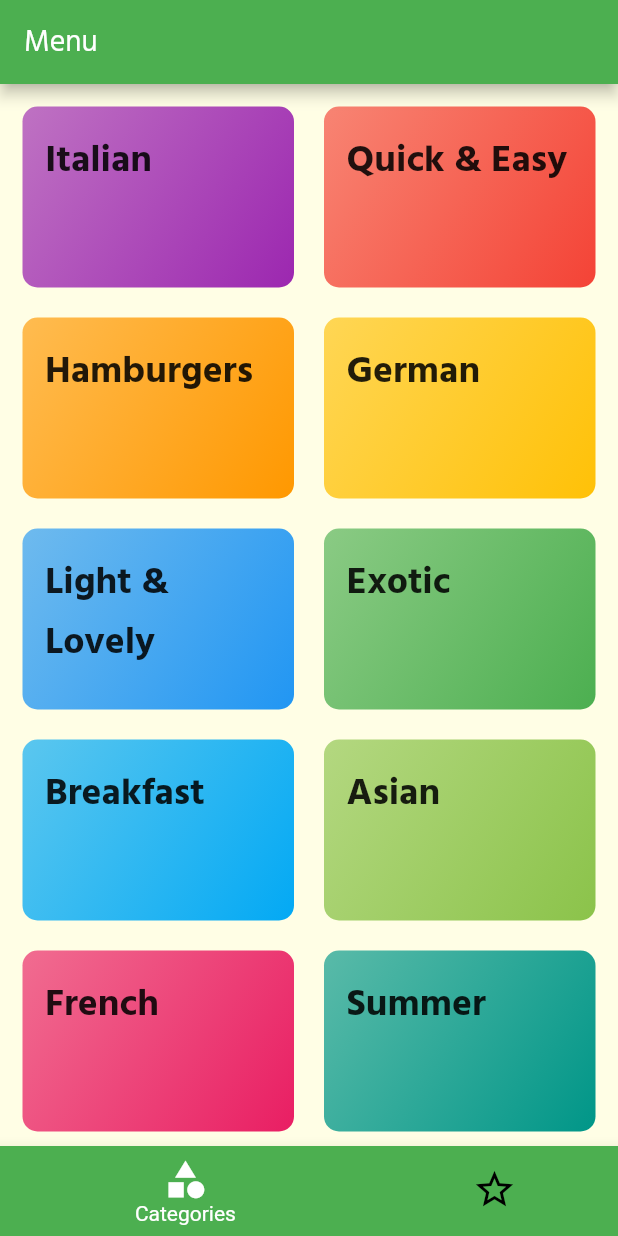
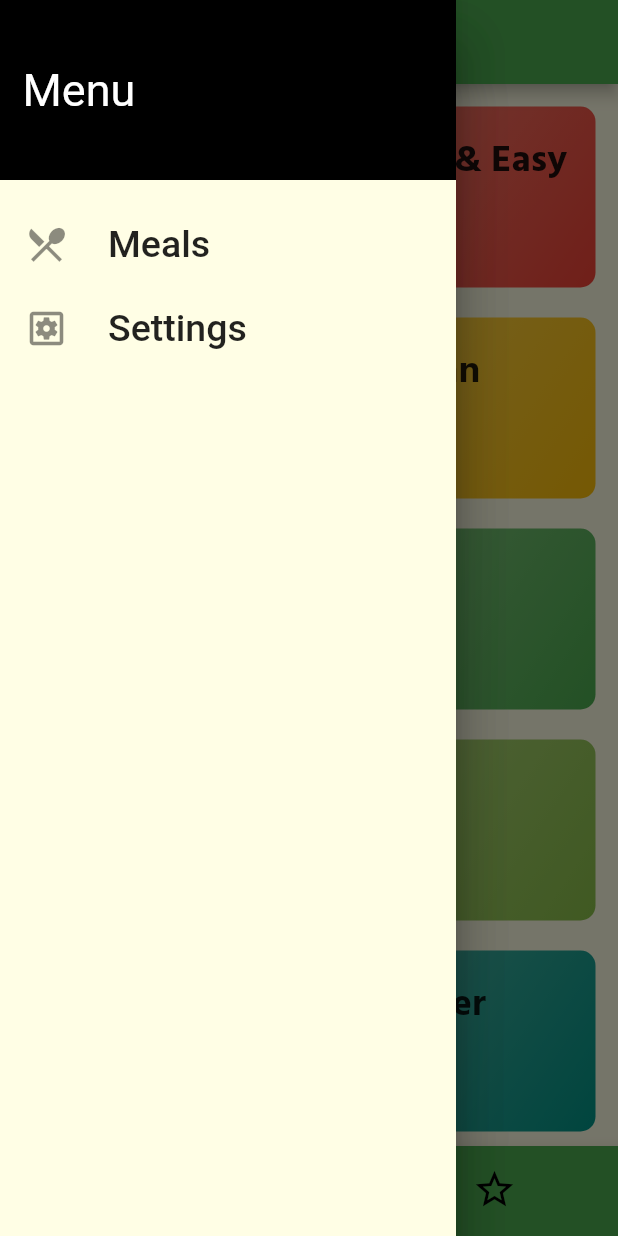
Before and after one commit to DimaMamaev/flutter-nav, a Flutter app: the screen it shows after launch, with the side drawer open (before the commit the screen has no drawer), on a phone screen of 412 x 824 dp. Run offline on Flutter 3.47's test engine with Material 2 defaults, Android fonts, the phone set to English and light mode, and no system bars.

Commit message:
added drawer menu

```diff
--- /dev/null
+++ b/lib/components/main-drawer/main-drawer.dart
@@ -0,0 +1,48 @@
+import 'package:flutter/material.dart';
+
+class MainDrawer extends StatelessWidget {
+  Widget buildMenuItem(String title, IconData iconName) {
+    return ListTile(
+      leading: Icon(
+        iconName,
+        size: 30,
+      ),
+      title: Text(
+        title,
+        style: TextStyle(
+          fontSize: 25,
+        ),
+      ),
+      onTap: () {},
+    );
+  }
+
+  @override
+  Widget build(BuildContext context) {
+    return Drawer(
+      child: Column(
+        children: [
+          Container(
+            height: 120,
+            width: double.infinity,
+            padding: const EdgeInsets.all(15),
+            alignment: Alignment.centerLeft,
+            color: Colors.black,
+            child: Text(
+              'Menu',
+              style: TextStyle(
+                fontSize: 30,
+                color: Colors.white,
+              ),
+            ),
+          ),
+          SizedBox(
+            height: 15,
+          ),
+          buildMenuItem('Meals', Icons.restaurant_menu_outlined),
+          buildMenuItem('Settings', Icons.settings_applications_outlined),
+        ],
+      ),
+    );
+  }
+}
--- a/lib/screens/categories/categories.dart
+++ b/lib/screens/categories/categories.dart
@@ -1,19 +1,12 @@
-import 'dart:math';
-
 import 'package:flutter/material.dart';
 
 import 'package:menuApp/components/category-item/category-item.dart';
 import 'package:menuApp/data/data.dart';
 
 class CategoriesScreen extends StatelessWidget {
-  static const String routeName = '/';
   @override
   Widget build(BuildContext context) {
-    return Scaffold(
-      appBar: AppBar(
-        title: const Text('Menu'),
-      ),
-      body: GridView(
+    return GridView(
         padding: EdgeInsets.all(15),
         children: DATA_CATEGORIES
             .map((element) => CategoryItem(
@@ -27,7 +20,6 @@ class CategoriesScreen extends StatelessWidget {
           maxCrossAxisExtent: 200,
           crossAxisSpacing: 20,
           mainAxisSpacing: 20,
-          )),
-    );
+        ));
   }
 }
--- a/lib/screens/tabs-screen/tabs-screen.dart
+++ b/lib/screens/tabs-screen/tabs-screen.dart
@@ -1,4 +1,5 @@
 import 'package:flutter/material.dart';
+import 'package:menuApp/components/main-drawer/main-drawer.dart';
 import 'package:menuApp/screens/categories/categories.dart';
 import 'package:menuApp/screens/favorites/favorites.dart';
 
@@ -9,9 +10,15 @@ class TabScreen extends StatefulWidget {
 }
 
 class _TabScreenState extends State<TabScreen> {
-  final List<Widget> _routes = [
-    CategoriesScreen(),
-    FavoritesScreen(),
+  final List<Map<String, Object>> _routes = [
+    {
+      'page': CategoriesScreen(),
+      'title': 'Menu',
+    },
+    {
+      'page': FavoritesScreen(),
+      'title': 'Your favorites',
+    },
   ];
 
   int _selectedRouteIndex = 0;
@@ -25,7 +32,13 @@ class _TabScreenState extends State<TabScreen> {
   @override
   Widget build(BuildContext context) {
     return Scaffold(
-      body: _routes[_selectedRouteIndex],
+      appBar: AppBar(
+        title: Text(_routes[_selectedRouteIndex]['title']),
+      ),
+      drawer: Drawer(
+        child: MainDrawer(),
+      ),
+      body: _routes[_selectedRouteIndex]['page'],
       bottomNavigationBar: BottomNavigationBar(
         onTap: _selectorHandler,
         backgroundColor: Theme.of(context).primaryColor,
```
Lines whose indentation alone changed are shown as unchanged.
